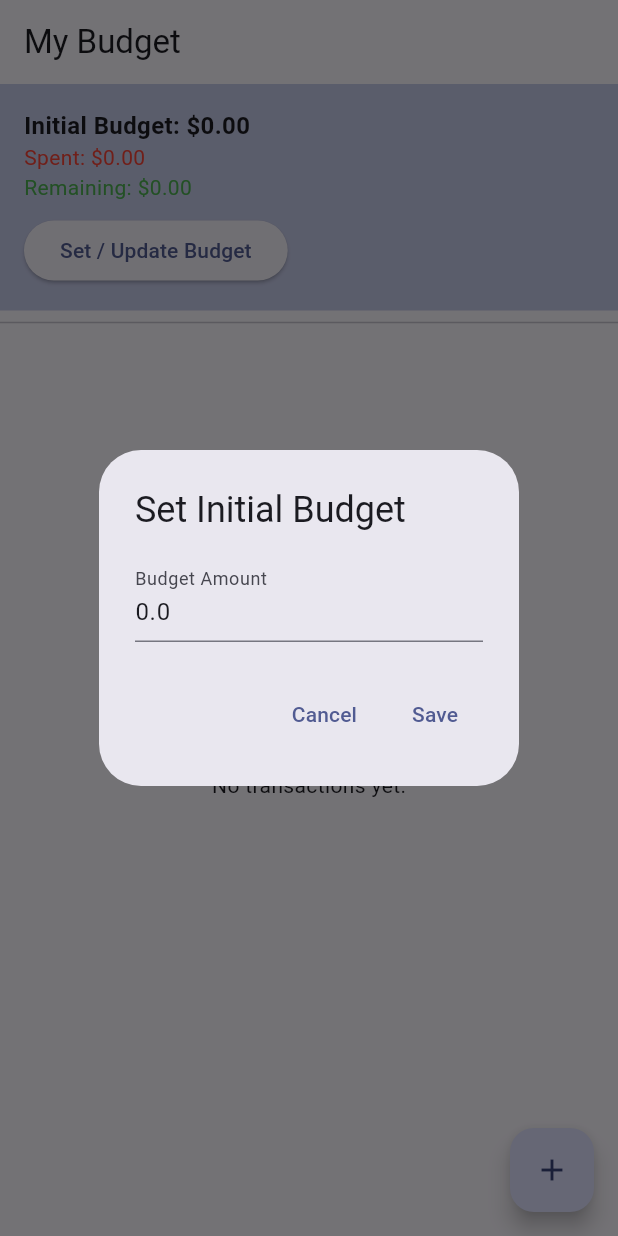
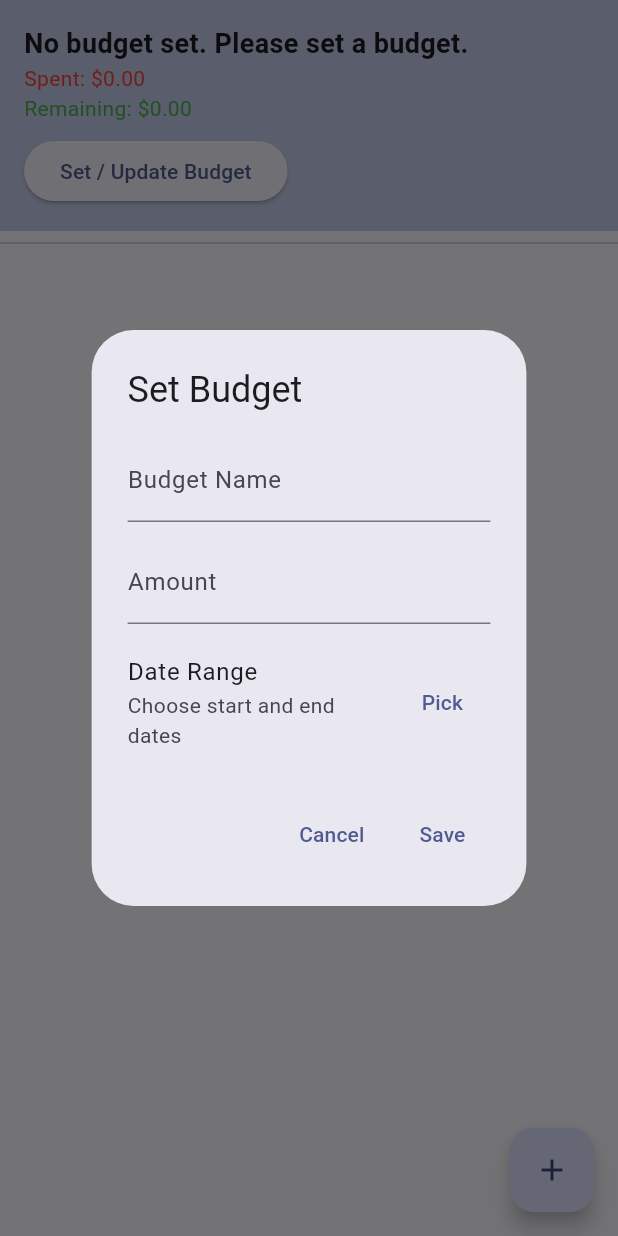
Before and after one commit to jshmartin/budgeting-app, a Flutter app: the screen it shows after launch, after a tap on "Set / Update Budget", on a phone screen of 412 x 824 dp. Run offline on Flutter 3.47's test engine with Material 3 defaults, Android fonts, the phone set to English and light mode, and no system bars; our stand-ins replace cloud_firestore, firebase_core, hive, hive_flutter, shared_preferences; accounts and stored records are empty.

Commit message:
Added date range and name to budget

```diff
--- a/budgeting_app/lib/screens/home_screen.dart
+++ b/budgeting_app/lib/screens/home_screen.dart
@@ -23,6 +23,52 @@ class _HomeScreenState extends State<HomeScreen> {
     super.initState();
     _loadTransactions();
     _loadBudget();
+  }
+
+  String _fmt(DateTime d) =>
+      '${d.year}-${d.month.toString().padLeft(2, '0')}-${d.day.toString().padLeft(2, '0')}';
+
+  Future<void> _changeBudgetRange() async {
+    if (_budgetModel == null) {
+      ScaffoldMessenger.of(context).showSnackBar(
+        const SnackBar(content: Text('No active budget to update.')),
+      );
+      return;
+    }
+
+    final initialRange = DateTimeRange(
+      start: _budgetModel!.startDate,
+      end: _budgetModel!.endDate,
+    );
+
+    final picked = await showDateRangePicker(
+      context: context,
+      firstDate: DateTime(DateTime.now().year - 5),
+      lastDate: DateTime(DateTime.now().year + 5),
+      initialDateRange: initialRange,
+    );
+
+    if (picked == null) return;
+
+    final updated = BudgetModel(
+      title: _budgetModel!.title,
+      amount: _budgetModel!.amount,
+      startDate: picked.start,
+      endDate: picked.end,
+    );
+
+    await HiveService.saveBudget(updated); // local cache
+    await FirebaseService.saveBudgetToFirebase(updated); // cloud copy
+    setState(() {
+      _budgetModel = updated;
+      _initialBudget = updated.amount;
+    });
+
+    ScaffoldMessenger.of(context).showSnackBar(
+      SnackBar(
+          content: Text(
+              'Budget dates updated: ${_fmt(updated.startDate)} → ${_fmt(updated.endDate)}')),
+    );
   }
 
   Future<void> _loadTransactions() async {
@@ -101,6 +147,10 @@ class _HomeScreenState extends State<HomeScreen> {
         _initialBudget = latest.amount;
       });
     }
+
+    // print all budgets title and amount
+    print(
+        'Loaded budgets: ${firebaseBudgets.map((b) => '${b.title}: ${b.amount}').join(', ')}');
   }
 
   double get _totalSpent {
@@ -112,50 +162,124 @@ class _HomeScreenState extends State<HomeScreen> {
   }
 
   Future<void> _promptSetBudget() async {
-    final controller = TextEditingController(text: _initialBudget.toString());
+    final nameController =
+        TextEditingController(text: _budgetModel?.title ?? '');
+    final amountController = TextEditingController(
+      text: _budgetModel?.amount.toString() ??
+          (_initialBudget == 0 ? '' : _initialBudget.toString()),
+    );
 
-    final result = await showDialog<double>(
+    DateTimeRange? pickedRange = (_budgetModel != null)
+        ? DateTimeRange(
+            start: _budgetModel!.startDate, end: _budgetModel!.endDate)
+        : null;
+
+    final formKey = GlobalKey<FormState>();
+
+    final result = await showDialog<bool>(
       context: context,
       builder: (ctx) => AlertDialog(
-        title: const Text('Set Initial Budget'),
-        content: TextField(
-          controller: controller,
-          keyboardType: TextInputType.numberWithOptions(decimal: true),
-          decoration: const InputDecoration(labelText: 'Budget Amount'),
+        title: const Text('Set Budget'),
+        content: StatefulBuilder(
+          builder: (ctx, setInnerState) {
+            return Form(
+              key: formKey,
+              child: SingleChildScrollView(
+                child: Column(
+                  mainAxisSize: MainAxisSize.min,
+                  children: [
+                    TextFormField(
+                      controller: nameController,
+                      decoration:
+                          const InputDecoration(labelText: 'Budget Name'),
+                      validator: (v) => (v == null || v.trim().isEmpty)
+                          ? 'Enter a name'
+                          : null,
+                    ),
+                    const SizedBox(height: 12),
+                    TextFormField(
+                      controller: amountController,
+                      keyboardType:
+                          const TextInputType.numberWithOptions(decimal: true),
+                      decoration: const InputDecoration(labelText: 'Amount'),
+                      validator: (v) {
+                        final d = double.tryParse(v?.trim() ?? '');
+                        if (d == null || d <= 0) return 'Enter a valid amount';
+                        return null;
+                      },
+                    ),
+                    const SizedBox(height: 12),
+                    ListTile(
+                      contentPadding: EdgeInsets.zero,
+                      title: const Text('Date Range'),
+                      subtitle: Text(
+                        (pickedRange == null)
+                            ? 'Choose start and end dates'
+                            : '${pickedRange!.start.toLocal().toString().split(' ')[0]}  →  ${pickedRange!.end.toLocal().toString().split(' ')[0]}',
+                      ),
+                      trailing: TextButton(
+                        onPressed: () async {
+                          final now = DateTime.now();
+                          final nextMonth =
+                              DateTime(now.year, now.month + 1, now.day);
+                          final range = await showDateRangePicker(
+                            context: context,
+                            firstDate: DateTime(now.year - 5),
+                            lastDate: DateTime(now.year + 5),
+                            initialDateRange: pickedRange ??
+                                DateTimeRange(start: now, end: nextMonth),
+                          );
+                          if (range != null) {
+                            setInnerState(() => pickedRange = range);
+                          }
+                        },
+                        child: const Text('Pick'),
+                      ),
+                    ),
+                  ],
+                ),
+              ),
+            );
+          },
         ),
         actions: [
           TextButton(
-              onPressed: () => Navigator.pop(ctx), child: const Text('Cancel')),
+              onPressed: () => Navigator.pop(ctx, false),
+              child: const Text('Cancel')),
           TextButton(
-            onPressed: () {
-              final value = double.tryParse(controller.text.trim());
-              Navigator.pop(ctx, value);
-            },
+            onPressed: () => Navigator.pop(ctx, true),
             child: const Text('Save'),
           ),
         ],
       ),
     );
 
-    if (result != null && result > 0) {
-      final newBudget = BudgetModel(
-        title: 'My Budget',
-        amount: result,
-        startDate: DateTime.now(),
-        endDate:
-            DateTime.now().add(const Duration(days: 30)), // or custom range
+    if (result != true) return;
+
+    if (!formKey.currentState!.validate() || pickedRange == null) {
+      // If the dialog closed but validation not run, re-open with a hint.
+      ScaffoldMessenger.of(context).showSnackBar(
+        const SnackBar(
+            content: Text('Please complete all fields, including date range.')),
       );
+      return;
+    }
 
-      await HiveService.saveBudget(newBudget);
-      await FirebaseService.saveBudgetToFirebase(newBudget);
-      await _loadBudget();
-    }
+    final newBudget = BudgetModel(
+      title: nameController.text.trim(),
+      amount: double.parse(amountController.text.trim()),
+      startDate: pickedRange!.start,
+      endDate: pickedRange!.end,
+    );
+
+    await HiveService.saveBudget(newBudget);
+    await FirebaseService.saveBudgetToFirebase(newBudget);
+    await _loadBudget();
   }
 
   @override
   Widget build(BuildContext context) {
     return Scaffold(
-      appBar: AppBar(title: const Text('My Budget')),
       body: Column(
         children: [
           // Budget summary box
@@ -166,14 +290,42 @@ class _HomeScreenState extends State<HomeScreen> {
             child: Column(
               crossAxisAlignment: CrossAxisAlignment.start,
               children: [
-                Text('Initial Budget: \$${_initialBudget.toStringAsFixed(2)}',
+                // If budget is set, show details; otherwise prompt to set budget
+                if (_budgetModel != null)
+                  Text(
+                    '${_budgetModel!.title} : \$${_budgetModel!.amount.toStringAsFixed(2)}',
                     style: const TextStyle(
-                        fontSize: 16, fontWeight: FontWeight.bold)),
+                        fontSize: 18, fontWeight: FontWeight.bold),
+                  )
+                else
+                  const Text(
+                    'No budget set. Please set a budget.',
+                    style: TextStyle(fontSize: 18, fontWeight: FontWeight.bold),
+                  ),
                 Text('Spent: \$${_totalSpent.toStringAsFixed(2)}',
                     style: const TextStyle(color: Colors.red)),
                 Text('Remaining: \$${_remainingBudget.toStringAsFixed(2)}',
                     style: const TextStyle(color: Colors.green)),
                 const SizedBox(height: 8),
+                // display date range in dd/mm/yyyy if budget is set
+                if (_budgetModel != null)
+                  Row(
+                    children: [
+                      Chip(
+                        label: Text(
+                            '${_fmt(_budgetModel!.startDate)} → ${_fmt(_budgetModel!.endDate)}'),
+                      ),
+                      const SizedBox(width: 8),
+                      TextButton.icon(
+                        style: TextButton.styleFrom(
+                          foregroundColor: Colors.black,
+                        ),
+                        onPressed: _changeBudgetRange,
+                        icon: const Icon(Icons.date_range),
+                        label: const Text('Change Date Range'),
+                      ),
+                    ],
+                  ),
                 ElevatedButton(
                   onPressed: _promptSetBudget,
                   child: const Text('Set / Update Budget'),
--- a/budgeting_app/lib/services/firebase_service.dart
+++ b/budgeting_app/lib/services/firebase_service.dart
@@ -5,36 +5,23 @@ import '../models/transaction.dart';
 class FirebaseService {
   static final _firestore = FirebaseFirestore.instance;
   static final _transactionsRef = _firestore.collection('transactions');
-  static final _budgetRef = _firestore.collection('budgets');
 
-
-  /// Save one transaction to Firestore
   static Future<void> saveTransactionToFirebase(TransactionModel tx) async {
     print("Saving transaction to Firebase: ${tx.toFirestore()}");
     await _transactionsRef.add(tx.toFirestore());
   }
 
-  static Future<void> saveBudgetToFirebase(BudgetModel budget) async {
-  await _budgetRef.add(budget.toFirestore());
-}
-
-  /// Fetch all transactions from Firestore
+  // Fetch all transactions from Firestore
   static Future<List<TransactionModel>> fetchTransactionsFromFirebase() async {
-    final snapshot = await _transactionsRef.orderBy('date', descending: true).get();
+    final snapshot =
+        await _transactionsRef.orderBy('date', descending: true).get();
 
     return snapshot.docs
         .map((doc) => TransactionModel.fromFirestore(doc.data()))
         .toList();
   }
 
-  /// Fetch all budgets from Firestore
-  static Future<List<BudgetModel>> fetchBudgetsFromFirebase() async {
-    final snapshot = await _budgetRef.orderBy('startDate', descending: true).get();
-
-    return snapshot.docs.map((doc) => BudgetModel.fromFirestore(doc.data())).toList();
-  }
-
-  /// Optional: Clear all transactions from Firestore
+  // Clear all transactions from Firestore
   static Future<void> deleteAllFirebaseTransactions() async {
     final snapshot = await _transactionsRef.get();
     for (var doc in snapshot.docs) {
@@ -42,7 +29,22 @@ class FirebaseService {
     }
   }
 
-  /// Optional: Clear all budgets from Firestore
+  static final _budgetRef = _firestore.collection('budgets');
+
+  static Future<void> saveBudgetToFirebase(BudgetModel budget) async {
+    await _budgetRef.add(budget.toFirestore());
+  }
+
+  // Fetch all budgets from Firestore
+  static Future<List<BudgetModel>> fetchBudgetsFromFirebase() async {
+    final snapshot = await _budgetRef.orderBy('startDate', descending: true).get();
+
+    return snapshot.docs
+        .map((doc) => BudgetModel.fromFirestore(doc.data()))
+        .toList();
+  }
+
+  // Clear all budgets from Firestore
   static Future<void> deleteAllFirebaseBudgets() async {
     final snapshot = await _budgetRef.get();
     for (var doc in snapshot.docs) {
--- a/budgeting_app/lib/services/hive_service.dart
+++ b/budgeting_app/lib/services/hive_service.dart
@@ -27,7 +27,7 @@ class HiveService {
 
   static Future<void> saveBudget(BudgetModel budget) async {
     final box = Hive.box<BudgetModel>('budgets');
-    await box.clear(); // Optional: store one active budget
+    await box.clear(); // Optional: store one active budget - this means we only keep the latest budget
     await box.add(budget);
   }
 
```
